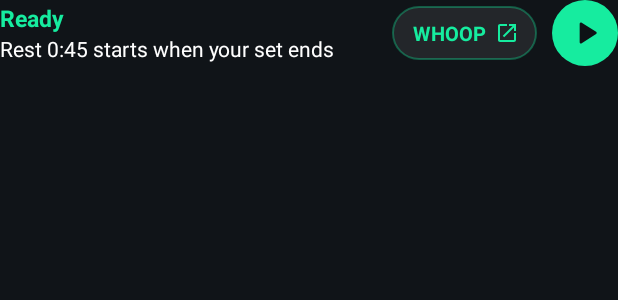
After one commit to Goudurixx/wellrest, an Android app: the layout notif_ready.xml on its own in the app's theme, with its tools: preview values and no code run, on a phone screen of 412 x 824 dp. The commit adds this screen. Shown: the top 300 px of the screen. Run offline under Robolectric (Android 15) with nearby library versions, the phone set to English and light mode, and no system bars.

Commit message:
1.7.0: Ready notification for the whole workout, Open WHOOP everywhere
- As soon as WHOOP's workout card appears, WellRest shows a persistent "Ready"
  notification (rest length, WHOOP button, start-rest button); it becomes the
  rest countdown during a rest and goes back to Ready after. Removed when the
  WHOOP workout ends. One foreground service for the whole session, which
  also keeps WellRest alive under Samsung power saving.
- "WHOOP" button on the main screen, the Ready card and the rest card
- Launcher shortcuts: Start rest, Open WHOOP
- Store notes: foreground-service declaration updated for the session scope

```diff
--- a/android/app/build.gradle.kts
+++ b/android/app/build.gradle.kts
@@ -24,8 +24,8 @@ android {
         minSdk = 26
         targetSdk = 36 // Google Play: new apps & updates must target API 36 since 31 Aug 2026
         // CI overrides these from the git tag: ./gradlew bundleRelease -PversionName=1.5.0 -PversionCode=42
-        versionCode = (findProperty("versionCode") as String?)?.toInt() ?: 10605
-        versionName = (findProperty("versionName") as String?) ?: "1.6.5"
+        versionCode = (findProperty("versionCode") as String?)?.toInt() ?: 10700
+        versionName = (findProperty("versionName") as String?) ?: "1.7.0"
     }
 
     signingConfigs {
--- a/android/app/src/main/java/com/sylvainrousseau/wellrest/SettingsActivity.kt
+++ b/android/app/src/main/java/com/sylvainrousseau/wellrest/SettingsActivity.kt
@@ -54,7 +54,7 @@ class SettingsActivity : Activity() {
         // --- Setup
         // --- Workout behaviour (moved from the main screen)
         val workout = section(col, "WORKOUT")
-        workout.addView(toggle("Auto-start after each set", "Starts the rest when WHOOP moves to “Up Next”", p.enabled) { p.enabled = it })
+        workout.addView(toggle("Auto-start after each set", "Starts the rest when WHOOP moves to “Up Next”", p.enabled) { p.enabled = it; RestTimer.refresh(this) })
         workout.addView(divider())
         workout.addView(toggle("Sound when rest ends", "Plays in your headphones, even on vibrate", p.soundEnabled) {
             p.soundEnabled = it
--- a/android/app/src/main/java/com/sylvainrousseau/wellrest/WhoopListener.kt
+++ b/android/app/src/main/java/com/sylvainrousseau/wellrest/WhoopListener.kt
@@ -36,7 +36,9 @@ class WhoopListener : NotificationListenerService() {
     private val resetState = Runnable {
         resting = null
         lastSummary = null
+        workoutKey = null
         LogStore.add("workout ended, state reset")
+        RestTimer.setWorkoutActive(this, false)
     }
 
     override fun onListenerConnected() {
@@ -45,6 +47,8 @@ class WhoopListener : NotificationListenerService() {
         val active = runCatching { activeNotifications.toList() }.getOrDefault(emptyList())
         LogStore.add("listener connected — ${active.count { it.packageName == pkg }} WHOOP notification(s) active · ${powerState()}")
         active.filter { it.packageName == pkg }.forEach { onNotificationPosted(it) }
+        // No WHOOP card any more (e.g. the app was killed mid-workout): drop a stale Ready notification
+        if (active.none { it.packageName == pkg }) RestTimer.setWorkoutActive(this, false)
     }
 
     override fun onListenerDisconnected() {
@@ -71,6 +75,7 @@ class WhoopListener : NotificationListenerService() {
         }
         workoutKey = sbn.key
         handler.removeCallbacks(resetState) // card is back: not the end of the workout
+        RestTimer.setWorkoutActive(this, true)
 
         // Log only structural changes (ignore ticking clock / heart rate)
         val summary = (text + read.extras).replace(Regex("\\d+"), "#")
--- /dev/null
+++ b/android/app/src/main/res/drawable/bg_notif_pill.xml
@@ -0,0 +1,5 @@
+<shape xmlns:android="http://schemas.android.com/apk/res/android">
+    <solid android:color="#14FFFFFF" />
+    <stroke android:width="1dp" android:color="#5516EC9F" />
+    <corners android:radius="100dp" />
+</shape>
--- /dev/null
+++ b/android/app/src/main/res/drawable/ic_open_external.xml
@@ -0,0 +1,3 @@
+<vector xmlns:android="http://schemas.android.com/apk/res/android" android:width="16dp" android:height="16dp" android:viewportWidth="24" android:viewportHeight="24">
+    <path android:fillColor="#FF16EC9F" android:pathData="M19,19H5V5h7V3H5c-1.11,0 -2,0.9 -2,2v14c0,1.1 0.89,2 2,2h14c1.1,0 2,-0.9 2,-2v-7h-2v7zM14,3v2h3.59l-9.83,9.83 1.41,1.41L19,6.41V10h2V3h-7z" />
+</vector>
--- /dev/null
+++ b/android/app/src/main/res/drawable/ic_play_dark.xml
@@ -0,0 +1,3 @@
+<vector xmlns:android="http://schemas.android.com/apk/res/android" android:width="24dp" android:height="24dp" android:viewportWidth="24" android:viewportHeight="24">
+    <path android:fillColor="#FF0E1215" android:pathData="M8,5.14v13.72c0,0.79 0.87,1.27 1.54,0.84l10.78,-6.86c0.62,-0.39 0.62,-1.29 0,-1.69L9.54,4.3C8.87,3.87 8,4.35 8,5.14z" />
+</vector>
--- /dev/null
+++ b/android/app/src/main/res/layout/notif_ready.xml
@@ -0,0 +1,61 @@
+<?xml version="1.0" encoding="utf-8"?>
+<!-- "Ready" card shown for the whole WHOOP workout, between rests -->
+<LinearLayout xmlns:android="http://schemas.android.com/apk/res/android"
+    android:id="@+id/root"
+    android:layout_width="match_parent"
+    android:layout_height="wrap_content"
+    android:gravity="center_vertical"
+    android:orientation="horizontal">
+
+    <LinearLayout
+        android:layout_width="0dp"
+        android:layout_height="wrap_content"
+        android:layout_weight="1"
+        android:orientation="vertical">
+
+        <TextView
+            android:id="@+id/label"
+            android:layout_width="wrap_content"
+            android:layout_height="wrap_content"
+            android:text="Ready"
+            android:textColor="@color/green"
+            android:textSize="15sp"
+            android:textStyle="bold" />
+
+        <TextView
+            android:id="@+id/detail"
+            android:layout_width="match_parent"
+            android:layout_height="wrap_content"
+            android:ellipsize="end"
+            android:maxLines="2"
+            android:text="Rest 0:45 starts when your set ends"
+            android:textColor="@color/text"
+            android:textSize="14sp" />
+    </LinearLayout>
+
+    <TextView
+        android:id="@+id/openWhoop"
+        android:layout_width="wrap_content"
+        android:layout_height="36dp"
+        android:layout_marginStart="8dp"
+        android:background="@drawable/bg_notif_pill"
+        android:drawableEnd="@drawable/ic_open_external"
+        android:drawablePadding="6dp"
+        android:gravity="center"
+        android:paddingStart="14dp"
+        android:paddingEnd="12dp"
+        android:text="WHOOP"
+        android:textColor="@color/green"
+        android:textSize="13sp"
+        android:textStyle="bold" />
+
+    <ImageView
+        android:id="@+id/startRest"
+        android:layout_width="44dp"
+        android:layout_height="44dp"
+        android:layout_marginStart="10dp"
+        android:background="@drawable/bg_green_circle"
+        android:contentDescription="Start rest now"
+        android:padding="11dp"
+        android:src="@drawable/ic_play_dark" />
+</LinearLayout>
```
Also changed, not shown: android/app/src/main/AndroidManifest.xml (+9 -0 lines), android/app/src/main/java/com/sylvainrousseau/wellrest/MainActivity.kt (+43 -1 lines), android/app/src/main/java/com/sylvainrousseau/wellrest/RestTimer.kt (+112 -24 lines), android/app/src/main/java/com/sylvainrousseau/wellrest/Whoop.kt (added, +25 -0 lines), android/app/src/main/res/drawable/ic_shortcut_open.xml (added, +8 -0 lines), android/app/src/main/res/drawable/ic_shortcut_start.xml (added, +8 -0 lines), android/app/src/main/res/layout/activity_main.xml (+17 -0 lines), android/app/src/main/res/layout/notif_rest_big.xml (+17 -0 lines), 2 other files.
